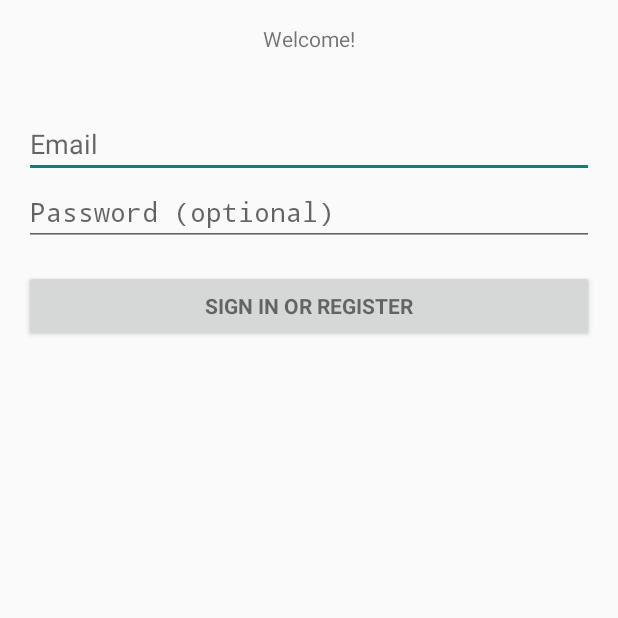
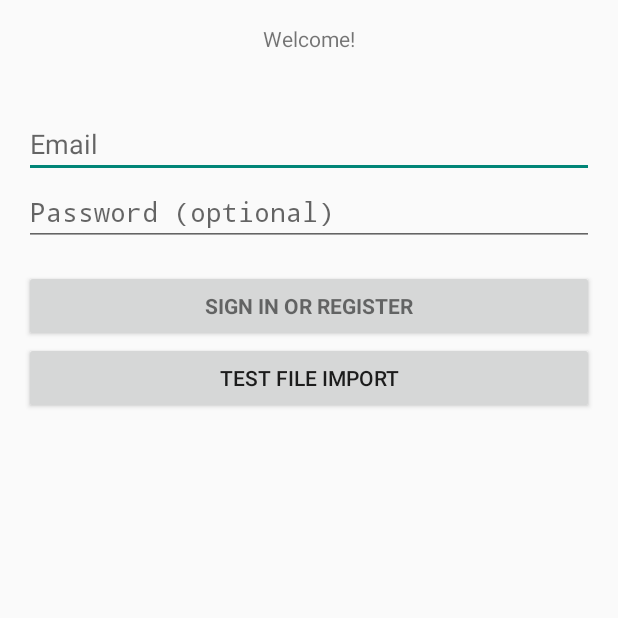
Before and after one commit to SCIP-app/androidApp, an Android app: the screen it shows after launch (LoginActivity), on a phone screen of 412 x 824 dp, the top half of it. Run offline under Robolectric (Android 15) with nearby library versions, the phone set to English and light mode, and no system bars.

Commit message:
Add new button on log in screen to separately test import and allow for nuking of database

```diff
--- a/app/app/src/main/res/layout/activity_login.xml
+++ b/app/app/src/main/res/layout/activity_login.xml
@@ -60,6 +60,13 @@
                     android:layout_marginTop="16dp" android:text="@string/action_sign_in"
                     android:textStyle="bold"/>
 
+                <Button
+                    android:layout_width="fill_parent"
+                    android:layout_height="wrap_content"
+                    android:text="Test File Import"
+                    android:id="@+id/testFileImportBtn"
+                    android:layout_gravity="center_horizontal" />
+
             </LinearLayout>
         </LinearLayout>
     </ScrollView>
```
Also changed, not shown: app/app/src/main/java/scip/app/LoginActivity.java (+14 -4 lines), app/app/src/main/java/scip/app/databasehelper/DatabaseHelper.java (+16 -0 lines).
